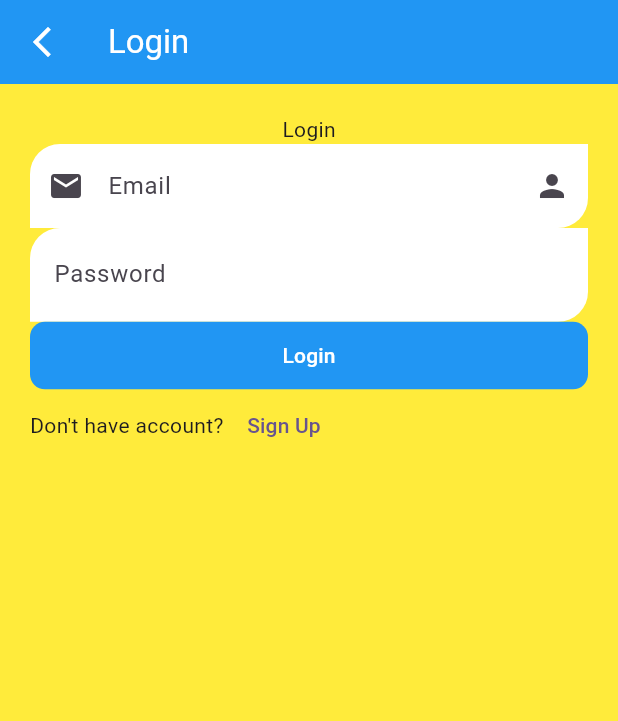
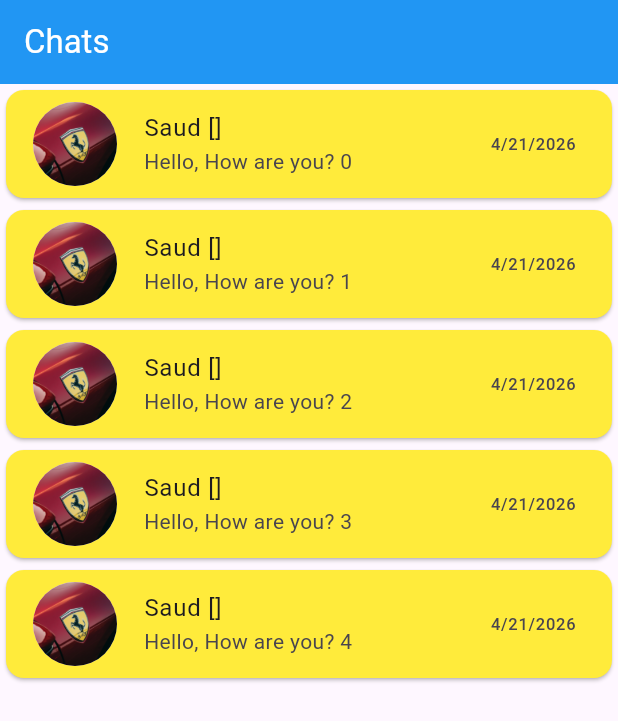
Before and after one commit to AbRehman536/saud_frontend, a Flutter app: the screen it shows after launch, on a phone screen of 412 x 824 dp. Shown: the top 721 px of the screen. Run offline on Flutter 3.47's test engine with Material 3 defaults, Android fonts, the phone set to English and light mode, and no system bars.

Commit message:
List Tile & Selections done

```diff
--- a/lib/main.dart
+++ b/lib/main.dart
@@ -1,8 +1,11 @@
 import 'package:flutter/material.dart';
 import 'package:saud_frontend/images.dart';
+import 'package:saud_frontend/listTile.dart';
+import 'package:saud_frontend/singleSelection.dart';
 import 'package:saud_frontend/textFields.dart';
 
 import 'app_bar.dart';
+import 'multiple_selection.dart';
 
 void main() {
   runApp(const MyApp());
@@ -34,7 +37,7 @@
         // tested with just a hot reload.
         colorScheme: ColorScheme.fromSeed(seedColor: Colors.deepPurple),
       ),
-      home: LoginForm(),
+      home: MultipleSelection(),
     );
   }
 }
--- /dev/null
+++ b/lib/multiple_selection.dart
@@ -0,0 +1,51 @@
+import 'package:flutter/material.dart';
+
+class MultipleSelection extends StatefulWidget {
+  const MultipleSelection({super.key});
+
+  @override
+  State<MultipleSelection> createState() => _MultipleSelectionState();
+}
+
+class _MultipleSelectionState extends State<MultipleSelection> {
+  List<int> selectedIndex = [];
+  @override
+  Widget build(BuildContext context) {
+    return Scaffold(
+      appBar: AppBar(
+        title: Text("Chats"),
+        backgroundColor: Colors.blue,
+        foregroundColor: Colors.white,
+      ),
+      body: ListView.builder(
+        itemCount: 5,
+        itemBuilder: (BuildContext context, int index) {
+          return Card(
+            color: Colors.yellow,
+            child: ListTile(
+              onTap: (){
+                setState(() {
+                  if(selectedIndex.contains(index)){
+                    selectedIndex.remove(index);
+                  }else{
+                    selectedIndex.add(index);
+                  }
+                });
+              },
+              selected: selectedIndex.contains(index),
+              selectedTileColor: Colors.green,
+              selectedColor: Colors.white,
+              leading: CircleAvatar(
+                radius: 30,
+                backgroundImage: AssetImage("assets/images/ferrari.jpg"),
+              ),
+              title: Text("Saud $selectedIndex"),
+              subtitle: Text("Hello, How are you? $index"),
+              trailing: Text("4/21/2026"),
+            ),
+          );
+        },
+      ),
+    );
+  }
+}
```
Also changed, not shown: lib/listTile.dart (added, +38 -0 lines), lib/singleSelection.dart (added, +47 -0 lines).
